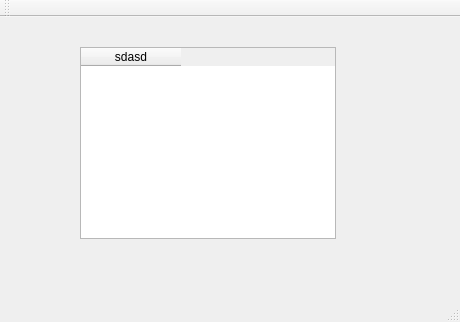
This is mainwindow.ui in DesmondFox/Tables as Qt 5 draws it before an edit. The edited form follows.
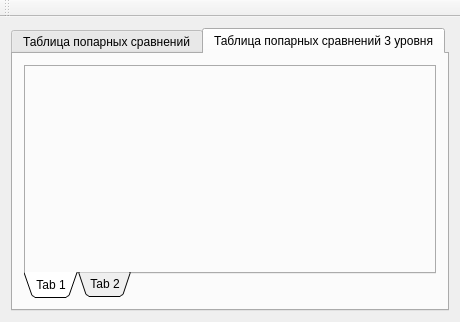
This is the edited form. The open tabs and pages were chosen to show the change. Custom widgets are drawn as their Qt base class.

```diff
--- a/mainwindow.ui
+++ b/mainwindow.ui
@@ -14,21 +14,55 @@
    <string>MainWindow</string>
   </property>
   <widget class="QWidget" name="centralWidget">
-   <widget class="QTableWidget" name="tableWidget">
-    <property name="geometry">
-     <rect>
-      <x>80</x>
-      <y>30</y>
-      <width>256</width>
-      <height>192</height>
-     </rect>
-    </property>
-    <column>
-     <property name="text">
-      <string>sdasd</string>
-     </property>
-    </column>
-   </widget>
+   <layout class="QGridLayout" name="gridLayout">
+    <item row="0" column="0">
+     <widget class="QTabWidget" name="mainTab">
+      <property name="currentIndex">
+       <number>0</number>
+      </property>
+      <widget class="QWidget" name="tab1">
+       <attribute name="title">
+        <string>Таблица попарных сравнений</string>
+       </attribute>
+       <layout class="QGridLayout" name="gridLayout_3">
+        <item row="0" column="0">
+         <widget class="ComparisionTable" name="widget" native="true"/>
+        </item>
+       </layout>
+      </widget>
+      <widget class="QWidget" name="tab2">
+       <attribute name="title">
+        <string>Таблица попарных сравнений 3 уровня</string>
+       </attribute>
+       <layout class="QGridLayout" name="gridLayout_2">
+        <item row="0" column="0">
+         <widget class="QTabWidget" name="tabWidget_2">
+          <property name="tabPosition">
+           <enum>QTabWidget::South</enum>
+          </property>
+          <property name="tabShape">
+           <enum>QTabWidget::Triangular</enum>
+          </property>
+          <property name="currentIndex">
+           <number>0</number>
+          </property>
+          <widget class="QWidget" name="tab">
+           <attribute name="title">
+            <string>Tab 1</string>
+           </attribute>
+          </widget>
+          <widget class="QWidget" name="tab_2">
+           <attribute name="title">
+            <string>Tab 2</string>
+           </attribute>
+          </widget>
+         </widget>
+        </item>
+       </layout>
+      </widget>
+     </widget>
+    </item>
+   </layout>
   </widget>
   <widget class="QMenuBar" name="menuBar">
    <property name="geometry">
@@ -48,9 +82,16 @@
     <bool>false</bool>
    </attribute>
   </widget>
-  <widget class="QStatusBar" name="statusBar"/>
  </widget>
  <layoutdefault spacing="6" margin="11"/>
+ <customwidgets>
+  <customwidget>
+   <class>ComparisionTable</class>
+   <extends>QWidget</extends>
+   <header>comparisiontable.h</header>
+   <container>1</container>
+  </customwidget>
+ </customwidgets>
  <resources/>
  <connections/>
 </ui>
```
